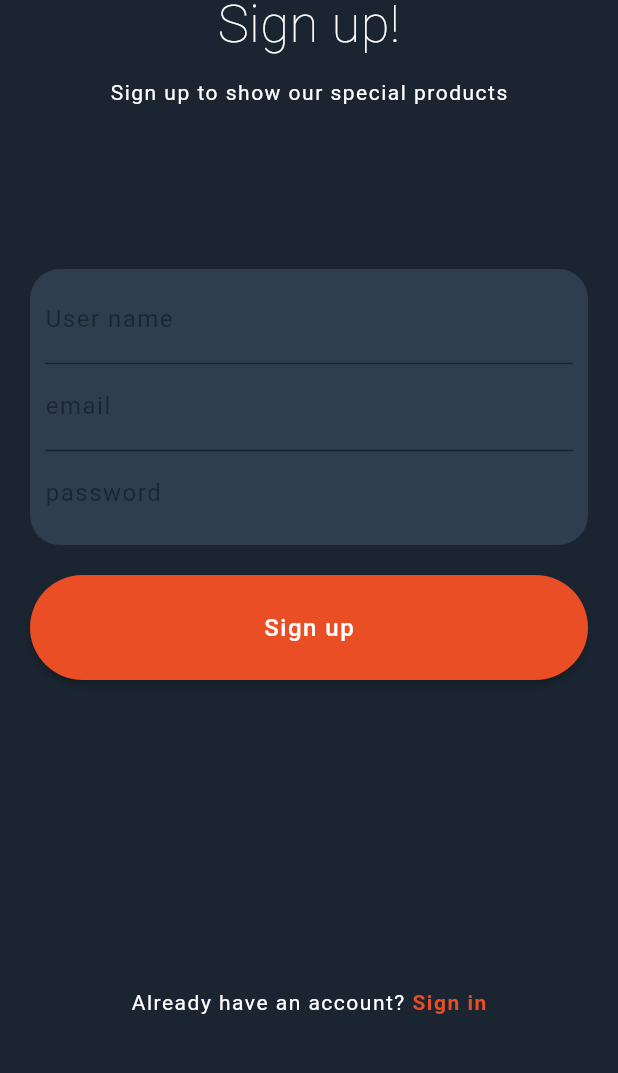
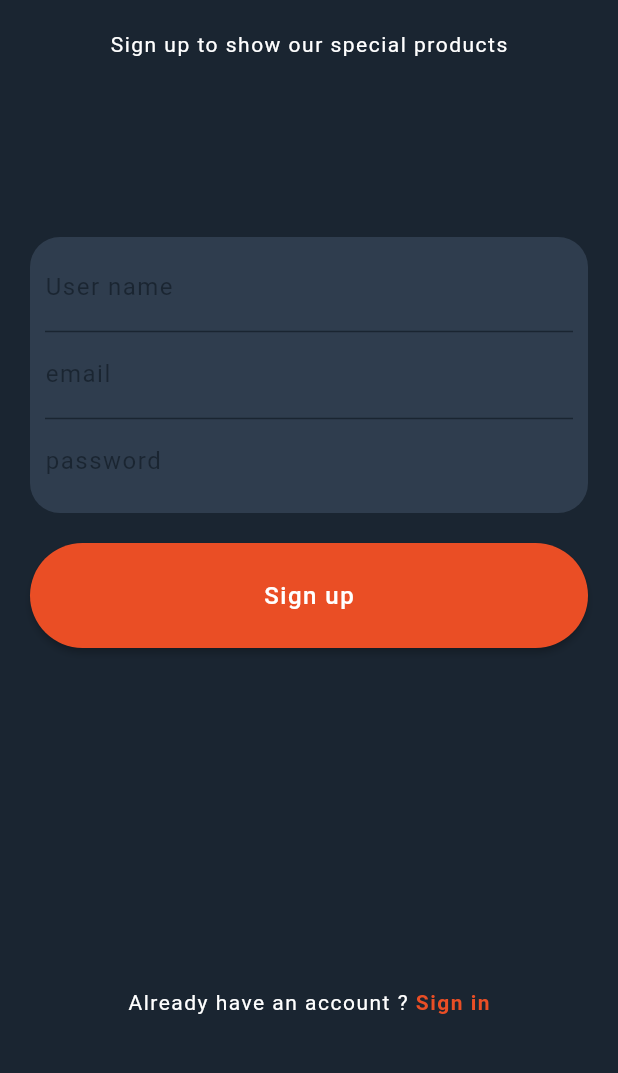
Before and after one commit to abdka2000/flutter-e-commerce-app-, a Flutter app: the screen it shows after launch, after a tap on "Sign in", after a tap on "Sign up", on a phone screen of 412 x 824 dp, the part 129-1202 px from its top. Run offline on Flutter 3.47's test engine with Material 3 defaults, Android fonts, the light colour scheme and no system bars; our stand-ins replace cached_network_image, connectivity_plus, dartz, equatable, flutter_bloc, get_it and 4 more; missing offline and left inert: dart:html; accounts and stored records are empty; network calls fail.

Commit message:
some refactor

```diff
--- a/lib/core/helpers/app_router.dart
+++ b/lib/core/helpers/app_router.dart
@@ -11,7 +11,6 @@ import 'package:e_commerce/features/products/presentation/screens/cats_page.dart
 import 'package:e_commerce/features/products/presentation/screens/home_page.dart';
 import 'package:e_commerce/features/products/presentation/screens/product_details_page.dart';
 import 'package:e_commerce/features/products/presentation/screens/search_page.dart';
-import 'package:e_commerce/features/products/presentation/screens/test.dart';
 import 'package:e_commerce/injection_container.dart';
 import 'package:flutter_bloc/flutter_bloc.dart';
 import 'package:go_router/go_router.dart';
--- a/lib/core/helpers/hive_box.dart
+++ b/lib/core/helpers/hive_box.dart
@@ -1,4 +1,3 @@
-import 'package:e_commerce/features/products/domain/entities/product_entity.dart';
 import 'package:hive_flutter/hive_flutter.dart';
 
 abstract class HiveBox {
--- a/lib/features/auth/presentation/screens/login_page.dart
+++ b/lib/features/auth/presentation/screens/login_page.dart
@@ -4,13 +4,8 @@ import 'package:e_commerce/core/widgets/button_widget.dart';
 import 'package:e_commerce/core/widgets/loading.dart';
 import 'package:e_commerce/core/widgets/snackbar_message.dart';
 import 'package:e_commerce/features/auth/presentation/bloc/auth_cubit/auth_cubit.dart';
-import 'package:e_commerce/features/auth/presentation/screens/signup_page.dart';
 import 'package:e_commerce/features/auth/presentation/widgets/cosy_image.dart';
-import 'package:e_commerce/features/auth/presentation/widgets/high_text.dart';
 import 'package:e_commerce/features/auth/presentation/widgets/login_form.dart';
-import 'package:e_commerce/features/auth/presentation/widgets/small_text.dart';
-import 'package:e_commerce/features/auth/presentation/widgets/spacing.dart';
-import 'package:e_commerce/features/products/presentation/screens/home_page.dart';
 import 'package:flutter/material.dart';
 import 'package:flutter_bloc/flutter_bloc.dart';
 import 'package:go_router/go_router.dart';
@@ -46,11 +41,26 @@ class LoginPage extends StatelessWidget {
   Widget _buildBody(BuildContext context) {
     return Column(
       children: [
-        const Spacing(),
+        const SizedBox(
+          height: 20,
+        ),
         const COSYImage(),
-        const HighText(text: "Log in!"),
-        const Spacing(),
-        const SmallText(text: "Sign in to show our special products"),
+        const Text(
+          "Log in!",
+          textAlign: TextAlign.center,
+          style: TextStyle(
+              height: 0.9,
+              color: Colors.white,
+              fontSize: 35,
+              fontWeight: FontWeight.w100),
+        ),
+        const SizedBox(
+          height: 20,
+        ),
+        const Text(
+          "Sign in to show our special products",
+          style: TextStyle(color: Colors.white, letterSpacing: 1),
+        ),
         const Spacer(
           flex: 1,
         ),
@@ -70,8 +80,9 @@ class LoginPage extends StatelessWidget {
         Row(
           mainAxisAlignment: MainAxisAlignment.center,
           children: [
-            const SmallText(
-              text: "Don't have an account yet ? ",
+            const Text(
+              "Don't have an account yet ? ",
+              style: TextStyle(color: Colors.white, letterSpacing: 1),
             ),
             InkWell(
               onTap: () {
@@ -88,9 +99,9 @@ class LoginPage extends StatelessWidget {
             )
           ],
         ),
-        const Spacing(),
-        const Spacing(),
-        const Spacing()
+        const SizedBox(
+          height: 60,
+        ),
       ],
     );
   }
--- a/lib/features/auth/presentation/screens/signup_page.dart
+++ b/lib/features/auth/presentation/screens/signup_page.dart
@@ -3,7 +3,6 @@ import 'package:e_commerce/core/string/navigation.dart';
 import 'package:e_commerce/core/widgets/snackbar_message.dart';
 import 'package:e_commerce/features/auth/presentation/bloc/auth_cubit/auth_cubit.dart';
 import 'package:e_commerce/features/auth/presentation/widgets/signup_form.dart';
-import 'package:e_commerce/features/products/presentation/screens/home_page.dart';
 import 'package:flutter/material.dart';
 import 'package:flutter_bloc/flutter_bloc.dart';
 import 'package:go_router/go_router.dart';
@@ -11,10 +10,6 @@ import 'package:go_router/go_router.dart';
 import '../../../../core/widgets/button_widget.dart';
 import '../../../../core/widgets/loading.dart';
 import '../widgets/cosy_image.dart';
-import '../widgets/high_text.dart';
-import '../widgets/small_text.dart';
-import '../widgets/spacing.dart';
-import 'login_page.dart';
 
 TextEditingController _usernameController = TextEditingController();
 TextEditingController _emailController = TextEditingController();
@@ -47,11 +42,17 @@ class SignupPage extends StatelessWidget {
   Widget _buildBody(BuildContext context) {
     return Column(
       children: [
-        const Spacing(),
+        const SizedBox(
+          height: 20,
+        ),
         const COSYImage(),
-        const HighText(text: "Sign up!"),
-        const Spacing(),
-        const SmallText(text: "Sign up to show our special products"),
+        const SizedBox(
+          height: 20,
+        ),
+        const Text(
+          "Sign up to show our special products",
+          style: TextStyle(color: Colors.white, letterSpacing: 1),
+        ),
         const Spacer(
           flex: 1,
         ),
@@ -72,8 +73,9 @@ class SignupPage extends StatelessWidget {
         Row(
           mainAxisAlignment: MainAxisAlignment.center,
           children: [
-            const SmallText(
-              text: "Already have an account? ",
+            const Text(
+              "Already have an account ? ",
+              style: TextStyle(color: Colors.white, letterSpacing: 1),
             ),
             InkWell(
               onTap: () {
@@ -90,9 +92,9 @@ class SignupPage extends StatelessWidget {
             )
           ],
         ),
-        const Spacing(),
-        const Spacing(),
-        const Spacing(),
+        const SizedBox(
+          height: 60,
+        ),
       ],
     );
   }
--- a/lib/features/auth/presentation/screens/splash_screen.dart
+++ b/lib/features/auth/presentation/screens/splash_screen.dart
@@ -1,6 +1,5 @@
 import 'package:e_commerce/core/string/colors.dart';
 import 'package:e_commerce/core/string/navigation.dart';
-import 'package:e_commerce/core/widgets/button_widget.dart';
 import 'package:e_commerce/features/auth/presentation/bloc/splash_cubit/splash_cubit.dart';
 import 'package:flutter/material.dart';
 import 'package:flutter_bloc/flutter_bloc.dart';
--- a/lib/features/auth/presentation/screens/welcome_page.dart
+++ b/lib/features/auth/presentation/screens/welcome_page.dart
@@ -1,15 +1,10 @@
 import 'package:e_commerce/core/string/colors.dart';
 import 'package:e_commerce/core/string/navigation.dart';
-import 'package:e_commerce/features/auth/presentation/screens/login_page.dart';
-import 'package:e_commerce/features/auth/presentation/screens/signup_page.dart';
 import 'package:flutter/material.dart';
 import 'package:go_router/go_router.dart';
 
 import '../../../../core/widgets/button_widget.dart';
 import '../widgets/cosy_image.dart';
-import '../widgets/high_text.dart';
-import '../widgets/small_text.dart';
-import '../widgets/spacing.dart';
 
 class WelcomePage extends StatelessWidget {
   const WelcomePage({super.key});
@@ -30,22 +25,34 @@ class WelcomePage extends StatelessWidget {
               ),
             ),
             const COSYImage(),
-            const HighText(
-              text: "Add some coziness\n to your home",
+
+            const Text(
+              "Add some coziness\n to your home",
+              textAlign: TextAlign.center,
+              style: TextStyle(
+                  height: 0.9,
+                  color: Colors.white,
+                  fontSize: 35,
+                  fontWeight: FontWeight.w100),
             ),
-            const Spacing(),
+            const SizedBox(
+              height: 20,
+            ),
             ButtonWidget(
               text: "Sign in",
               fun: () {
                 GoRouter.of(context).pushReplacement(LOGIN_PAGE);
               },
             ),
-            const Spacing(),
+            const SizedBox(
+              height: 20,
+            ),
             Row(
               mainAxisAlignment: MainAxisAlignment.center,
               children: [
-                const SmallText(
-                  text: "Don't have an account yet ? ",
+                const Text(
+                  "Don't have an account yet ?",
+                  style: TextStyle(color: Colors.white, letterSpacing: 1),
                 ),
                 InkWell(
                   onTap: () {
--- a/lib/features/auth/presentation/widgets/high_text.dart
+++ /dev/null
@@ -1,22 +0,0 @@
-import 'package:flutter/material.dart';
-
-class HighText extends StatelessWidget {
-  final String text;
-  const HighText({
-    Key? key,
-    required this.text,
-  }) : super(key: key);
-
-  @override
-  Widget build(BuildContext context) {
-    return Text(
-      text,
-      textAlign: TextAlign.center,
-      style: const TextStyle(
-          height: 0.9,
-          color: Colors.white,
-          fontSize: 35,
-          fontWeight: FontWeight.w100),
-    );
-  }
-}
--- a/lib/features/auth/presentation/widgets/small_text.dart
+++ /dev/null
@@ -1,16 +0,0 @@
-import 'package:flutter/material.dart';
-
-class SmallText extends StatelessWidget {
-  final String text;
-  const SmallText({
-    Key? key, required this.text,
-  }) : super(key: key);
-
-  @override
-  Widget build(BuildContext context) {
-    return  Text(
-      text,
-      style: const TextStyle(color: Colors.white, letterSpacing: 1),
-    );
-  }
-}
--- a/lib/features/auth/presentation/widgets/spacing.dart
+++ /dev/null
@@ -1,15 +0,0 @@
-
-import 'package:flutter/material.dart';
-
-class Spacing extends StatelessWidget {
-  const Spacing({
-    Key? key,
-  }) : super(key: key);
-
-  @override
-  Widget build(BuildContext context) {
-    return const SizedBox(
-      height: 20,
-    );
-  }
-}
--- a/lib/main.dart
+++ b/lib/main.dart
@@ -1,7 +1,6 @@
 import 'package:e_commerce/core/helpers/app_router.dart';
 import 'package:e_commerce/core/helpers/app_theme.dart';
 import 'package:e_commerce/core/helpers/cubit_observer.dart';
-import 'package:e_commerce/core/helpers/hive_box.dart';
 import 'package:e_commerce/features/products/domain/entities/product_entity.dart';
 import 'package:flutter/material.dart';
 import 'package:flutter_bloc/flutter_bloc.dart';
@@ -20,15 +19,12 @@ void main() async {
   await Hive.openBox("jewelery");
   await Hive.openBox("men's clothing");
   await Hive.openBox("women's clothing");
-
   Bloc.observer = CubitObserver();
-  print("**********${HiveBox.productsBox.values}");
-  runApp(const MyApp());
+  runApp(const ECommerceApp());
 }
 
-class MyApp extends StatelessWidget {
-  const MyApp({super.key});
-
+class ECommerceApp extends StatelessWidget {
+  const ECommerceApp({super.key});
   @override
   Widget build(BuildContext context) {
     return MaterialApp.router(
```
